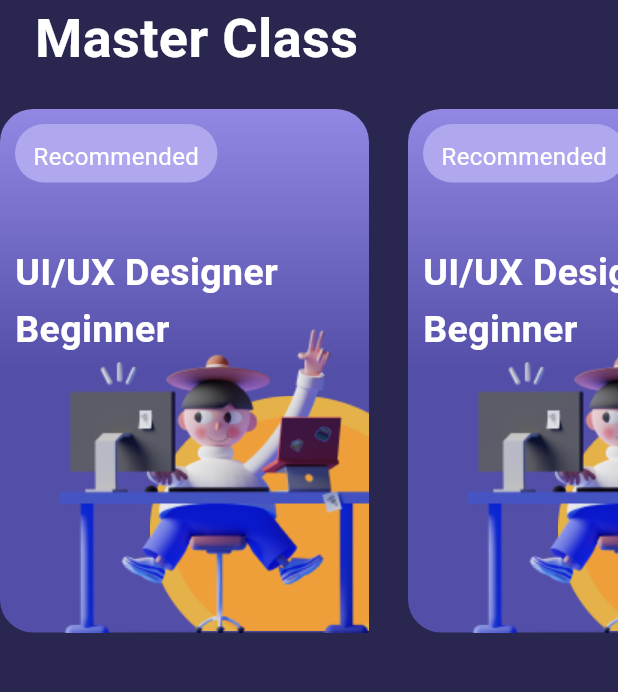
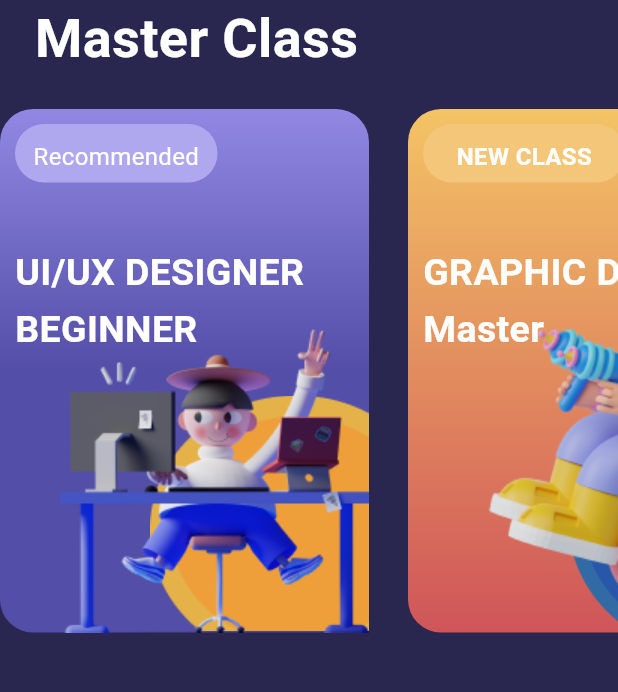
Before and after one commit to Krt-dev/Online_Course_appUI, a Flutter app: the screen it shows after launch, on a phone screen of 412 x 824 dp, the part 107-799 px from its top. Run offline on Flutter 3.47's test engine with Material 2 defaults, Android fonts, the phone set to English and light mode, and no system bars.

Commit message:
completed orange sidescroll widget

```diff
--- a/online_app_ui_project/lib/main.dart
+++ b/online_app_ui_project/lib/main.dart
@@ -86,11 +86,11 @@
                         const SizedBox(height: 16),
                         const Padding(
                           padding: EdgeInsets.only(top: 16, left: 10),
-                          child: Text('UI/UX Designer', style: TextStyle(fontFamily: 'Roboto', fontSize: 25, fontWeight: FontWeight.bold, color: Colors.white)),
+                          child: Text('UI/UX DESIGNER', style: TextStyle(fontFamily: 'Roboto', fontSize: 25, fontWeight: FontWeight.bold, color: Colors.white)),
                         ),
                          const Padding(
                           padding: EdgeInsets.only(top: 2, left: 10),
-                          child: Text('Beginner', style: TextStyle(fontFamily: 'Roboto', fontSize: 25, fontWeight: FontWeight.bold, color: Colors.white)),
+                          child: Text('BEGINNER', style: TextStyle(fontFamily: 'Roboto', fontSize: 25, fontWeight: FontWeight.bold, color: Colors.white)),
                         ),
                       ],
                     ),
@@ -108,13 +108,13 @@
                 const SizedBox(width: 26),
                 Stack(
                   children: [
-                    Container( //violet edge box
+                    Container( //orange edge box
                     height: 349,
                     width: 246,
                     decoration:  BoxDecoration(gradient: const LinearGradient(colors: [
-                      Color(0xff9288E4),
-                      Color(0xff534EA7)
-                    ], begin: Alignment(0, -1), end: Alignment(0, 0)), borderRadius: BorderRadius.circular(22)),
+                      Color(0xffF4C465),
+                      Color(0xffC63956)
+                    ], begin: Alignment(0, -1), end: Alignment(0, 1.5)), borderRadius: BorderRadius.circular(22)),
                     child: Column(
                     crossAxisAlignment: CrossAxisAlignment.start,
                       children: [
@@ -123,33 +123,34 @@
                           child: Container(
                             height: 39,
                             width: 135,
-                            decoration: BoxDecoration(borderRadius: BorderRadius.circular(36), color:const Color(0xffAFA8EE) ),
+                            decoration: BoxDecoration(borderRadius: BorderRadius.circular(36), color:const Color(0xffF4C67A) ),
                             child: const Padding(
                               padding: EdgeInsets.all(10),
-                              child: Center(child: Text('Recommended',style: TextStyle(fontSize: 16, fontFamily: 'Roboto',color: Colors.white),)),
+                              child: Center(child: Text('NEW CLASS',style: TextStyle(fontSize: 16, fontFamily: 'Roboto',color: Colors.white, fontWeight: FontWeight.bold),)),
                             ),
                           ),
                         ),
                         const SizedBox(height: 16),
                         const Padding(
                           padding: EdgeInsets.only(top: 16, left: 10),
-                          child: Text('UI/UX Designer', style: TextStyle(fontFamily: 'Roboto', fontSize: 25, fontWeight: FontWeight.bold, color: Colors.white)),
+                          child: Text('GRAPHIC DESIGN', style: TextStyle(fontFamily: 'Roboto', fontSize: 25, fontWeight: FontWeight.bold, color: Colors.white)),
                         ),
                          const Padding(
                           padding: EdgeInsets.only(top: 2, left: 10),
-                          child: Text('Beginner', style: TextStyle(fontFamily: 'Roboto', fontSize: 25, fontWeight: FontWeight.bold, color: Colors.white)),
+                          child: Text('Master', style: TextStyle(fontFamily: 'Roboto', fontSize: 25, fontWeight: FontWeight.bold, color: Colors.white)),
                         ),
                       ],
                     ),
                   ),
                   Positioned(
-                    top: 70,
-                    left: 40,child: Stack(children: [
+                    top: 100,
+                    left: 25,
+                    child: Stack(children: [
                       Positioned(
-                        top: 121,
-                        left: 60,
-                        child: Image.asset('assets/images/Ellipse 1.png')),
-                      Image.asset('assets/images/Saly-10.png')]),
+                        top: 84,
+                        left: 82,
+                        child: Image.asset('assets/images/Ellipse 2.png', height: 165)),
+                      Image.asset('assets/images/Saly-36.png')]),
                   ),]
                 ),
               ],
```
Also changed, not shown: online_app_ui_project/assets/images/Ellipse 2.png (added), online_app_ui_project/assets/images/Saly-36.png (added).
